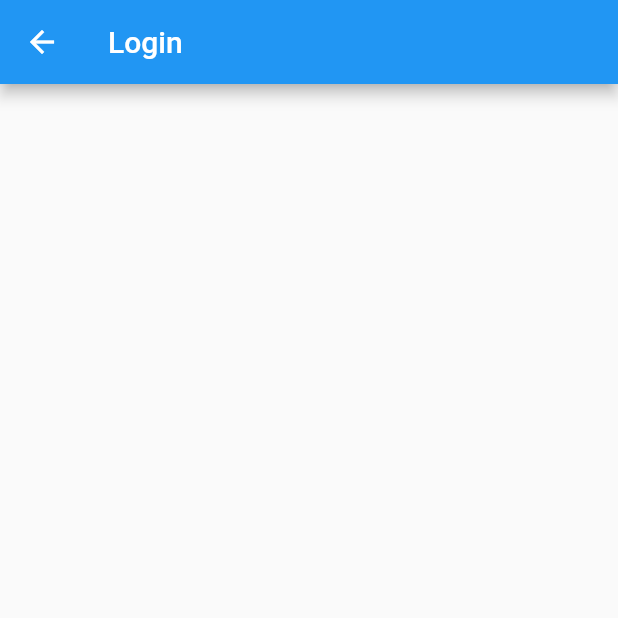
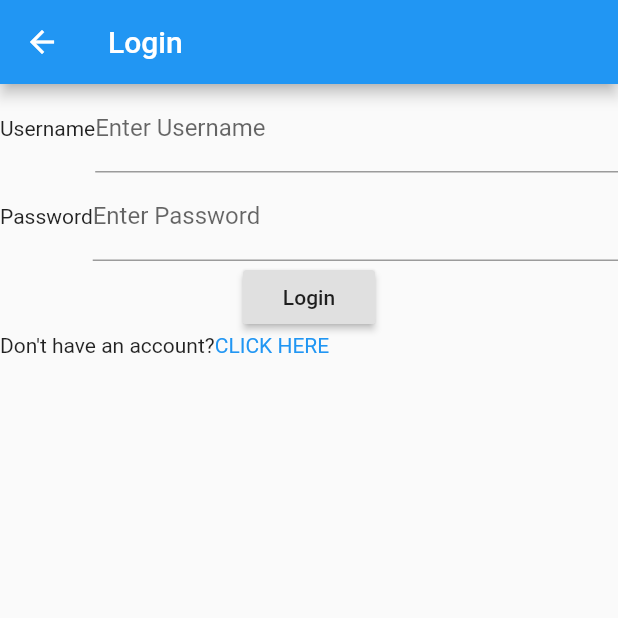
Before and after one commit to jgoede/HealthcareHack2019, a Flutter app: the screen it shows after launch, after a tap on "Login", on a phone screen of 412 x 824 dp, the top half of it. Run offline on Flutter 3.47's test engine with Material 2 defaults, Android fonts, the phone set to English and light mode, and no system bars; our stand-ins replace firebase_analytics; accounts and stored records are empty.

Commit message:
Fixed flex issue

```diff
--- a/everscreen/lib/main.dart
+++ b/everscreen/lib/main.dart
@@ -41,7 +41,7 @@ class Landing extends StatelessWidget {
             child: Text('Login')
           ),
 
-          Row(
+          Column(
             children: [
 
             new RaisedButton(
@@ -73,7 +73,138 @@ class Login extends StatelessWidget {
       appBar: new AppBar(
         title: new Text("Login"),
       ),
-      body: new Text(""),
+      body: Column(
+        children:
+        [
+          Row(
+            children: [
+            Text('Username'),
+            new Flexible(
+              child: new
+              TextField(
+                decoration:
+                  InputDecoration(
+                  labelText: 'Enter Username')
+              )
+            )
+            ]
+          ),
+          Row(
+            children: [
+            Text('Password'),
+            new Flexible(
+              child: new
+              TextField(
+                decoration:
+                  InputDecoration(
+                  labelText: 'Enter Password')
+              )
+            )
+            ]
+          ),
+          RaisedButton(
+            child: Text('Login'),
+            onPressed: (){},
+          ),
+          Row(
+            children:
+            [
+              Text('Don\'t have an account?'),
+              GestureDetector(
+                onTap: (){
+                  Navigator.push(
+                  ctxt,
+                  new MaterialPageRoute(builder: (ctxt) => new Signup()),
+                  );
+                },
+                 child: Container(
+
+                  child: Text(
+                    'CLICK HERE',
+                    style: TextStyle(color: Colors.blue),
+                  ),
+                ),
+              )
+            ]
+          )
+        ]
+
+
+
+
+
+      )
     );
   }
 }
+class Signup extends StatelessWidget {
+  @override
+  Widget build (BuildContext ctxt) {
+    return new Scaffold(
+      appBar: new AppBar(
+        title: new Text("Sign Up"),
+      ),
+      body: Column(
+          mainAxisAlignment: MainAxisAlignment.spaceAround,
+        children: [
+              Row(
+                  children: [
+                      Text('Name: '),
+                      new Flexible(
+                        child: new TextFormField(
+                          decoration: InputDecoration(
+                              labelText: 'Enter your full name'
+                          )
+                        )
+                      )
+                  ]
+              ),
+              Row(
+                  children: [
+                      Text('Age: '),
+                      new Flexible(
+                        child: new TextFormField(
+                          decoration: InputDecoration(
+                              labelText: 'Enter your age in full years'
+                          )
+                        )
+                      )
+                  ]
+              ),
+              Row(
+                  children: [
+                      Text('Sex: '),
+                      new Flexible(child: new TextFormField(
+                          decoration: InputDecoration(
+                              labelText: ' '
+                          )
+                        )
+                      )
+                  ]
+              ),
+              Row(
+                  children: [
+                      new RaisedButton(
+                          onPressed: () {
+                              Navigator.push(
+                                  ctxt,
+                                  new MaterialPageRoute(builder: (ctxt) => new Metrics()),
+                              );
+                          },
+                          child: Text('Sign Up!')
+                      )
+                  ]
+              )
+          ]
+      )
+    );
+  }
+}
+class Metrics extends StatelessWidget {
+  @override
+  Widget build(BuildContext ctxt) {
+    return new MaterialApp(
+      home: new Landing(),
+    );
+  }
+}
```
